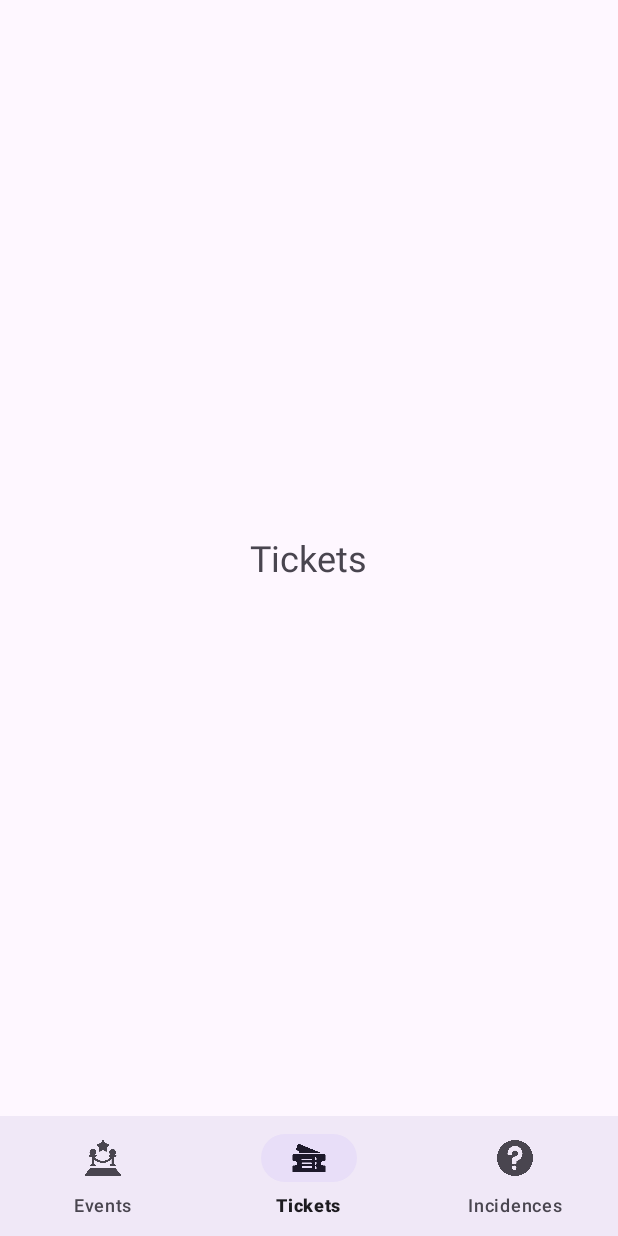
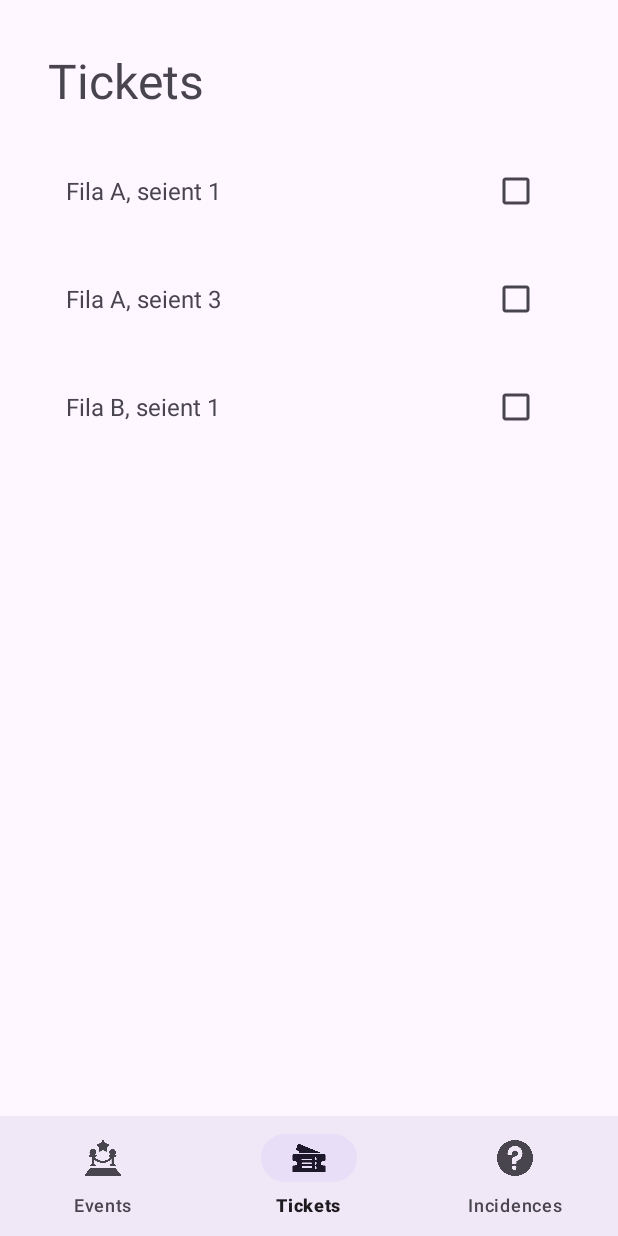
Before and after one commit to Eventolog/android-app, an Android app: the screen it shows after launch (AuthenticatedActivity), item 2 of the bottom bar chosen, on a phone screen of 412 x 824 dp. Run offline under Robolectric (Android 15) with nearby library versions, the phone set to English and light mode, and no system bars.

Commit message:
add base of TicketsPageFragment.kt

```diff
--- /dev/null
+++ b/app/src/main/java/com/example/eventology/adapters/TicketsAdapter.kt
@@ -0,0 +1,45 @@
+package com.example.eventology.adapters
+
+import android.view.*
+import android.widget.CheckBox
+import android.widget.TextView
+import androidx.recyclerview.widget.RecyclerView
+import com.example.eventology.R
+import com.example.eventology.data.models.Seat
+
+class TicketsAdapter(
+    private val seats: List<Seat>,
+    private val onSelectionChanged: (List<Seat>) -> Unit
+) : RecyclerView.Adapter<TicketsAdapter.TicketViewHolder>() {
+
+    private val selectedSeats = mutableSetOf<Seat>()
+
+    inner class TicketViewHolder(view: View) : RecyclerView.ViewHolder(view) {
+        val seatLabel: TextView = view.findViewById(R.id.seatLabel)
+        val seatCheckBox: CheckBox = view.findViewById(R.id.seatCheckBox)
+    }
+
+    override fun onCreateViewHolder(parent: ViewGroup, viewType: Int): TicketViewHolder {
+        val view = LayoutInflater.from(parent.context)
+            .inflate(R.layout.item_seat, parent, false)
+        return TicketViewHolder(view)
+    }
+
+    override fun getItemCount(): Int = seats.size
+
+    override fun onBindViewHolder(holder: TicketViewHolder, position: Int) {
+        val seat = seats[position]
+        holder.seatLabel.text = "Fila ${seat.row}, seient ${seat.number}"
+        holder.seatCheckBox.setOnCheckedChangeListener(null)
+        holder.seatCheckBox.isChecked = selectedSeats.contains(seat)
+
+        holder.seatCheckBox.setOnCheckedChangeListener { _, isChecked ->
+            if (isChecked) {
+                selectedSeats.add(seat)
+            } else {
+                selectedSeats.remove(seat)
+            }
+            onSelectionChanged(selectedSeats.toList())
+        }
+    }
+}
--- /dev/null
+++ b/app/src/main/java/com/example/eventology/data/models/Seat.kt
@@ -0,0 +1,7 @@
+package com.example.eventology.data.models
+
+data class Seat(
+    val id: Int,
+    val row: String,
+    val number: Int
+)
--- a/app/src/main/java/com/example/eventology/data/services/DataServiceInterface.kt
+++ b/app/src/main/java/com/example/eventology/data/services/DataServiceInterface.kt
@@ -2,11 +2,14 @@ package com.example.eventology.data.services
 
 import android.content.Context
 import com.example.eventology.data.models.Event
+import com.example.eventology.data.models.Seat
 import com.example.eventology.data.models.User
 
 /**
- * Interface defining the contract for a data service an implementation that connects to the api
- * or an implementation with mocked data should be created and assigned to ApiServceProvider for be accessed by activities
+ * Interface defining the contract for a data service.
+ *
+ * Implementations of this interface (such as a mocked or real API client) must be assigned to
+ * [ApiServiceProvider] so that activities and fragments can use them to interact with the app's data.
  */
 interface DataServiceInterface {
 
@@ -15,8 +18,8 @@ interface DataServiceInterface {
      *
      * @param email The user's email address.
      * @param password The user's password.
-     * @param context The application context, used to access resources.
-     * @return A nullable error message string if the login fails, or `null` if successful.
+     * @param context The application context, used to access string resources for error messages.
+     * @return A nullable error message string if login fails, or `null` if successful.
      */
     suspend fun login(email: String, password: String, context: Context): String?
 
@@ -26,23 +29,60 @@ interface DataServiceInterface {
      * @param name The user's full name.
      * @param email The user's email address.
      * @param password The user's desired password.
-     * @param context The application context, used to access resources.
-     *
+     * @param context The application context, used to access string resources for error messages.
      * @return A nullable error message string if signup fails, or `null` if successful.
      */
     suspend fun signup(name: String, email: String, password: String, context: Context): String?
 
     /**
-     * Retrieves a list of all available events.
+     * Retrieves a list of all available events from the backend or mocked data source.
      *
      * @return A list of [Event] objects representing the available events.
      */
     suspend fun getAllEvents(): List<Event>
 
     /**
-     * Returns the current authenticated user
+     * Returns the currently authenticated user, if any.
      *
-     * @return An instance of the authenticated [User] or null if user its not authenticated
+     * @return An instance of the authenticated [User], or `null` if no user is logged in.
      */
     fun getUser(): User?
+
+    /**
+     * Retrieves a list of reserved seat identifiers for the given event.
+     *
+     * This can be used to determine which seats are already taken before rendering a seating layout.
+     *
+     * @param eventId The ID of the event.
+     * @return A list of seat IDs (as strings) that are currently reserved for the given event.
+     */
+    suspend fun getReservedSeats(eventId: Int): List<String>
+
+    /**
+     * Attempts to reserve one or more seats for the current user for a given event.
+     *
+     * @param eventId The ID of the event.
+     * @param seatIds A list of seat identifiers (as strings) to reserve.
+     * @return `true` if the reservation was successful, `false` otherwise.
+     */
+    suspend fun reserveSeats(eventId: Int, seatIds: List<String>): Boolean
+
+    /**
+     * Retrieves a list of available (non-reserved) seats for a specific event.
+     *
+     * @param eventId The ID of the event.
+     * @return A list of [Seat] objects representing the free seats.
+     */
+    suspend fun getFreeSeats(eventId: Int): List<Seat>
+
+    /**
+     * Attempts to book the specified seat(s) for the authenticated user for a given event.
+     *
+     * Each seat is sent as a separate booking request.
+     *
+     * @param eventId The ID of the event.
+     * @param seatIds A list of seat IDs to book.
+     * @return `true` if all bookings succeeded, or `false` if any failed.
+     */
+    suspend fun bookSeats(eventId: Int, seatIds: List<Int>): Boolean
 }
--- a/app/src/main/java/com/example/eventology/data/services/MockedDataService.kt
+++ b/app/src/main/java/com/example/eventology/data/services/MockedDataService.kt
@@ -5,6 +5,7 @@ import com.example.eventology.constants.UserTypes
 import com.example.eventology.data.models.Event
 import com.example.eventology.data.models.User
 import com.example.eventology.R
+import com.example.eventology.data.models.Seat
 
 object MockDataService : DataServiceInterface {
     private var user: User? = null
@@ -223,4 +224,32 @@ object MockDataService : DataServiceInterface {
             )
         )
     }
+
+    override suspend fun getReservedSeats(eventId: Int): List<String> {
+        return listOf("A1", "A2", "B3")
+    }
+
+    override suspend fun reserveSeats(eventId: Int, seatIds: List<String>): Boolean {
+        println("Reservant butaques MOCK: $seatIds per a l’event $eventId")
+        return true
+    }
+
+    override suspend fun getFreeSeats(eventId: Int): List<Seat> {
+        // Simulació senzilla d’una sala amb 5 butaques
+        val allSeats = listOf(
+            Seat(1, "A", 1),
+            Seat(2, "A", 2),
+            Seat(3, "A", 3),
+            Seat(4, "B", 1),
+            Seat(5, "B", 2),
+        )
+
+        val reservedSeatIds = setOf(2, 5)
+        return allSeats.filter { it.id !in reservedSeatIds }
+    }
+
+    override suspend fun bookSeats(eventId: Int, seatIds: List<Int>): Boolean {
+        println("Booking mocked seats for event $eventId: $seatIds")
+        return true
+    }
 }
--- a/app/src/main/java/com/example/eventology/fragments/TicketsPageFragment.kt
+++ b/app/src/main/java/com/example/eventology/fragments/TicketsPageFragment.kt
@@ -1,19 +1,59 @@
 package com.example.eventology.fragments
 
+import android.view.*
 import android.os.Bundle
-import android.view.LayoutInflater
-import android.view.View
-import android.view.ViewGroup
-import com.example.eventology.R
+import kotlinx.coroutines.launch
+import androidx.lifecycle.lifecycleScope
+import com.example.eventology.data.models.Seat
+import com.example.eventology.adapters.TicketsAdapter
+import androidx.recyclerview.widget.LinearLayoutManager
+import com.example.eventology.data.services.ApiServiceProvider
+import com.example.eventology.databinding.FragmentPageTicketsBinding
 
 /**
- * Fragmento to show the tickets list.
+ * Fragment to show the list of tickets or available seats.
  *
- * @property authenticatedLayoutFragment fragment used to changes page from this page
- *
+ * @property authenticatedLayoutFragment Used to navigate to other pages.
  */
 class TicketsPageFragment(private val authenticatedLayoutFragment: AuthenticatedLayoutFragment) : PageFragments(2, authenticatedLayoutFragment) {
+
+    private var _binding: FragmentPageTicketsBinding? = null
+    private val binding get() = _binding!!
+
     override fun onCreateView(inflater: LayoutInflater, container: ViewGroup?, savedInstanceState: Bundle?): View {
-        return inflater.inflate(R.layout.fragment_page_tickets, container, false)
+        _binding = FragmentPageTicketsBinding.inflate(inflater, container, false)
+        return binding.root
+    }
+
+    override fun onViewCreated(view: View, savedInstanceState: Bundle?) {
+        super.onViewCreated(view, savedInstanceState)
+
+        val currentUser = ApiServiceProvider.getDataService().getUser()
+
+        // Aquí assumim que hi ha un eventId actiu o seleccionat (hardcoded per ara)
+        val eventId = 1
+
+        lifecycleScope.launch {
+            try {
+                val seats: List<Seat> = ApiServiceProvider.getDataService().getFreeSeats(eventId)
+
+                binding.ticketsRecyclerView.layoutManager = LinearLayoutManager(requireContext())
+                binding.ticketsRecyclerView.adapter = TicketsAdapter(seats) { selectedSeats ->
+                    lifecycleScope.launch {
+                        val result = ApiServiceProvider.getDataService().bookSeats(eventId, selectedSeats.map { it.id })
+                        if (result) {
+                            authenticatedLayoutFragment.loadPage(TicketsPageFragment(authenticatedLayoutFragment))
+                        }
+                    }
+                }
+            } catch (e: Exception) {
+                e.printStackTrace()
+            }
+        }
+    }
+
+    override fun onDestroyView() {
+        super.onDestroyView()
+        _binding = null
     }
 }
--- a/app/src/main/res/layout/fragment_page_tickets.xml
+++ b/app/src/main/res/layout/fragment_page_tickets.xml
@@ -1,13 +1,26 @@
 <?xml version="1.0" encoding="utf-8"?>
 <LinearLayout xmlns:android="http://schemas.android.com/apk/res/android"
-    android:gravity="center"
+    xmlns:app="http://schemas.android.com/apk/res-auto"
     android:orientation="vertical"
     android:layout_width="match_parent"
-    android:layout_height="match_parent">
+    android:layout_height="match_parent"
+    android:paddingHorizontal="@dimen/padding_horizontal_page"
+    android:paddingVertical="@dimen/padding_vertical_page">
 
     <TextView
-        android:text="Tickets"
-        android:textSize="24sp"
+        android:id="@+id/appTitle"
+        android:text="@string/tickets"
+        android:textSize="@dimen/text_size_title"
         android:layout_width="wrap_content"
-        android:layout_height="wrap_content"/>
+        android:layout_height="wrap_content"
+        android:paddingVertical="@dimen/padding_vertical_title" />
+
+    <androidx.recyclerview.widget.RecyclerView
+        android:id="@+id/ticketsRecyclerView"
+        android:layout_width="match_parent"
+        android:layout_height="0dp"
+        android:layout_weight="1"
+        app:layout_constraintTop_toBottomOf="@id/appTitle"
+        app:layout_constraintStart_toStartOf="parent"
+        app:layout_constraintEnd_toEndOf="parent"/>
 </LinearLayout>
--- /dev/null
+++ b/app/src/main/res/layout/item_seat.xml
@@ -0,0 +1,21 @@
+<?xml version="1.0" encoding="utf-8"?>
+<LinearLayout xmlns:android="http://schemas.android.com/apk/res/android"
+    android:layout_width="match_parent"
+    android:layout_height="wrap_content"
+    android:padding="12dp"
+    android:orientation="horizontal"
+    android:gravity="center_vertical">
+
+    <TextView
+        android:id="@+id/seatLabel"
+        android:layout_width="0dp"
+        android:layout_weight="1"
+        android:layout_height="wrap_content"
+        android:text="Fila A, Seient 1"
+        android:textSize="16sp"/>
+
+    <CheckBox
+        android:id="@+id/seatCheckBox"
+        android:layout_width="wrap_content"
+        android:layout_height="wrap_content"/>
+</LinearLayout>
--- a/app/src/main/res/values/strings.xml
+++ b/app/src/main/res/values/strings.xml
@@ -20,4 +20,5 @@
     <string name="finished">Finished</string>
     <string name="duration">Duration</string>
     <string name="buyTicket">Buy tickets</string>
+    <string name="tickets">Tickets</string>
 </resources>
```
Also changed, not shown: app/src/main/java/com/example/eventology/data/services/RealDataService.kt (+159 -21 lines), 2 other files.
